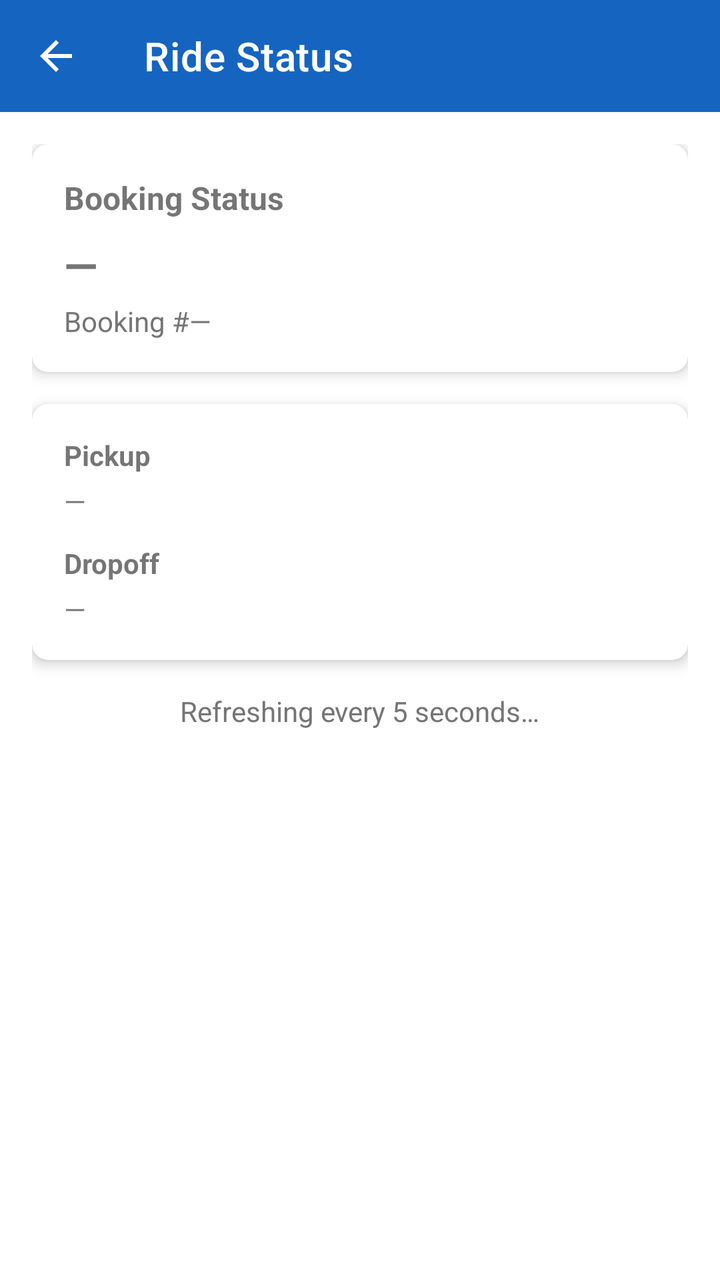
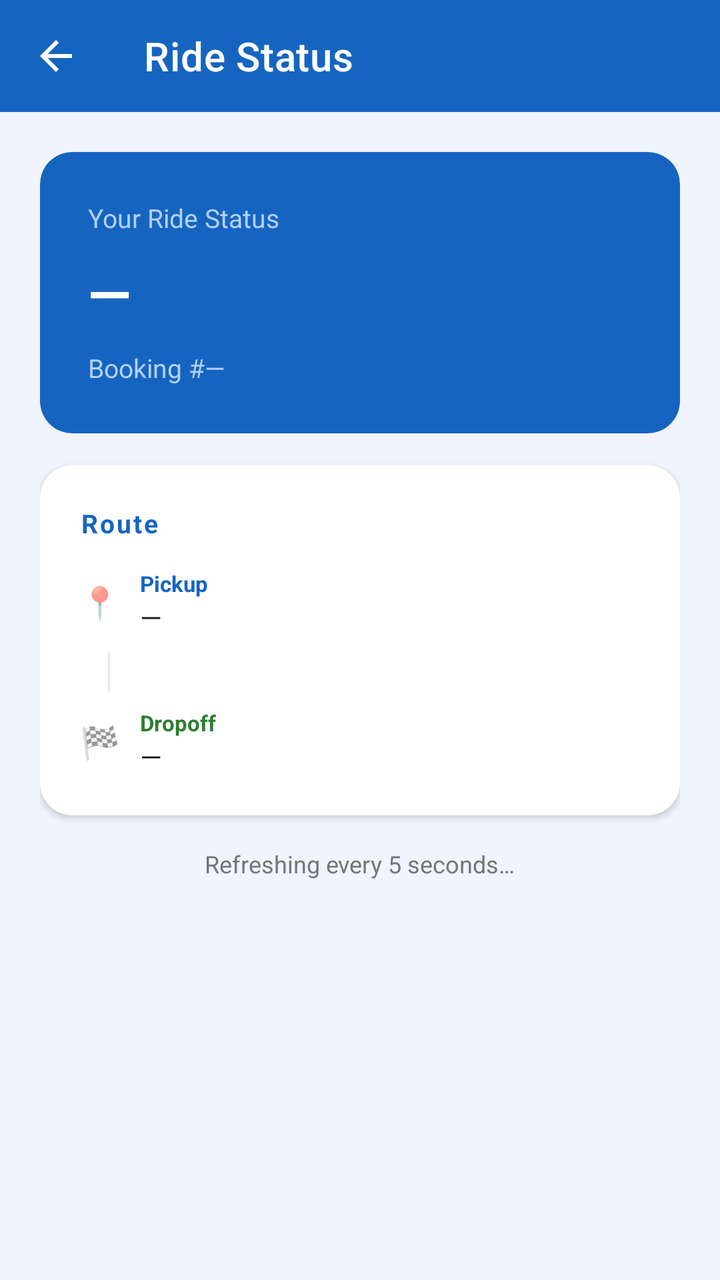

Two renders of the same Android screen: before a commit and after it. Below are the layout's source before the change and the commit's diff.
<!-- AndroidManifest.xml: application theme Theme.MBPTODABookingApp -->
<!-- res/layout/activity_ride_status.xml -->
<?xml version="1.0" encoding="utf-8"?>
<LinearLayout xmlns:android="http://schemas.android.com/apk/res/android"
    xmlns:app="http://schemas.android.com/apk/res-auto"
    android:layout_width="match_parent"
    android:layout_height="match_parent"
    android:orientation="vertical">

    <com.google.android.material.appbar.MaterialToolbar
        android:id="@+id/toolbar"
        android:layout_width="match_parent"
        android:layout_height="?attr/actionBarSize"
        android:background="@color/colorPrimary"
        app:navigationIcon="@drawable/ic_back"
        app:title="@string/ride_status"
        app:titleTextColor="@color/white" />

    <ScrollView
        android:layout_width="match_parent"
        android:layout_height="match_parent">

        <LinearLayout
            android:layout_width="match_parent"
            android:layout_height="wrap_content"
            android:orientation="vertical"
            android:padding="16dp">

            <com.google.android.material.card.MaterialCardView
                android:layout_width="match_parent"
                android:layout_height="wrap_content"
                android:layout_marginBottom="16dp"
                app:cardElevation="4dp"
                app:cardCornerRadius="8dp">

                <LinearLayout
                    android:layout_width="match_parent"
                    android:layout_height="wrap_content"
                    android:orientation="vertical"
                    android:padding="16dp">

                    <TextView
                        android:layout_width="wrap_content"
                        android:layout_height="wrap_content"
                        android:text="Booking Status"
                        android:textSize="16sp"
                        android:textStyle="bold"
                        android:layout_marginBottom="8dp" />

                    <TextView
                        android:id="@+id/tvStatus"
                        android:layout_width="wrap_content"
                        android:layout_height="wrap_content"
                        android:textSize="22sp"
                        android:textStyle="bold"
                        android:text="—" />

                    <TextView
                        android:id="@+id/tvBookingId"
                        android:layout_width="wrap_content"
                        android:layout_height="wrap_content"
                        android:textColor="@color/grey"
                        android:layout_marginTop="4dp"
                        android:text="Booking #—" />
                </LinearLayout>
            </com.google.android.material.card.MaterialCardView>

            <com.google.android.material.card.MaterialCardView
                android:layout_width="match_parent"
                android:layout_height="wrap_content"
                android:layout_marginBottom="16dp"
                app:cardElevation="4dp"
                app:cardCornerRadius="8dp">

                <LinearLayout
                    android:layout_width="match_parent"
                    android:layout_height="wrap_content"
                    android:orientation="vertical"
                    android:padding="16dp">

                    <TextView
                        android:layout_width="wrap_content"
                        android:layout_height="wrap_content"
                        android:text="Pickup"
                        android:textStyle="bold"
                        android:layout_marginBottom="4dp" />
                    <TextView
                        android:id="@+id/tvPickup"
                        android:layout_width="wrap_content"
                        android:layout_height="wrap_content"
                        android:layout_marginBottom="12dp"
                        android:text="—" />

                    <TextView
                        android:layout_width="wrap_content"
                        android:layout_height="wrap_content"
                        android:text="Dropoff"
                        android:textStyle="bold"
                        android:layout_marginBottom="4dp" />
                    <TextView
                        android:id="@+id/tvDropoff"
                        android:layout_width="wrap_content"
                        android:layout_height="wrap_content"
                        android:text="—" />
                </LinearLayout>
            </com.google.android.material.card.MaterialCardView>

            <ProgressBar
                android:id="@+id/progressBar"
                android:layout_width="wrap_content"
                android:layout_height="wrap_content"
                android:layout_gravity="center"
                android:visibility="gone" />

            <TextView
                android:id="@+id/tvPolling"
                android:layout_width="wrap_content"
                android:layout_height="wrap_content"
                android:layout_gravity="center"
                android:textColor="@color/grey"
                android:text="Refreshing every 5 seconds…" />

        </LinearLayout>
    </ScrollView>
</LinearLayout>
<!-- resources referenced by this layout -->
<resources>
  <color name="colorPrimary">#1565C0</color>
  <color name="grey">#757575</color>
  <color name="white">#FFFFFF</color>
  <!-- drawable ic_back (drawable) -->
  <vector xmlns:android="http://schemas.android.com/apk/res/android"
      android:width="24dp"
      android:height="24dp"
      android:viewportWidth="24"
      android:viewportHeight="24"
      android:tint="@color/white">
    <path
        android:fillColor="@android:color/white"
        android:pathData="M20,11H7.83l5.59,-5.59L12,4l-8,8 8,8 1.41,-1.41L7.83,13H20v-2z"/>
  </vector>
  <string name="ride_status">Ride Status</string>
  <style name="Theme.MBPTODABookingApp" parent="Theme.MaterialComponents.DayNight.NoActionBar">
          <item name="colorPrimary">@color/colorPrimary</item>
          <item name="colorPrimaryVariant">@color/colorPrimaryDark</item>
          <item name="colorOnPrimary">@color/white</item>
          <item name="colorSecondary">@color/colorAccent</item>
          <item name="colorOnSecondary">@color/white</item>
          <item name="android:statusBarColor">@color/colorPrimaryDark</item>
      </style>
  <color name="colorPrimaryDark">#003c8f</color>
  <color name="colorAccent">#FF8F00</color>
</resources>

<!-- the commit's change to res/layout/activity_ride_status.xml (unified diff, before → after) -->
@@ -16,98 +16,178 @@
 
     <ScrollView
         android:layout_width="match_parent"
-        android:layout_height="match_parent">
+        android:layout_height="match_parent"
+        android:background="@color/colorBackground">
 
         <LinearLayout
             android:layout_width="match_parent"
             android:layout_height="wrap_content"
             android:orientation="vertical"
-            android:padding="16dp">
-
+            android:padding="20dp">
+
+            
             <com.google.android.material.card.MaterialCardView
                 android:layout_width="match_parent"
                 android:layout_height="wrap_content"
                 android:layout_marginBottom="16dp"
-                app:cardElevation="4dp"
-                app:cardCornerRadius="8dp">
+                app:cardBackgroundColor="@color/colorPrimary"
+                app:cardCornerRadius="16dp"
+                app:cardElevation="0dp">
 
                 <LinearLayout
                     android:layout_width="match_parent"
                     android:layout_height="wrap_content"
                     android:orientation="vertical"
-                    android:padding="16dp">
-
-                    <TextView
-                        android:layout_width="wrap_content"
-                        android:layout_height="wrap_content"
-                        android:text="Booking Status"
-                        android:textSize="16sp"
+                    android:padding="24dp">
+
+                    <TextView
+                        android:layout_width="wrap_content"
+                        android:layout_height="wrap_content"
+                        android:text="Your Ride Status"
+                        android:textColor="#B3CFFF"
+                        android:textSize="13sp"
+                        android:layout_marginBottom="10dp" />
+
+                    <TextView
+                        android:id="@+id/tvStatus"
+                        android:layout_width="wrap_content"
+                        android:layout_height="wrap_content"
+                        android:text="—"
+                        android:textColor="@color/white"
+                        android:textSize="28sp"
                         android:textStyle="bold"
-                        android:layout_marginBottom="8dp" />
-
-                    <TextView
-                        android:id="@+id/tvStatus"
-                        android:layout_width="wrap_content"
-                        android:layout_height="wrap_content"
-                        android:textSize="22sp"
-                        android:textStyle="bold"
-                        android:text="—" />
+                        android:layout_marginBottom="10dp" />
 
                     <TextView
                         android:id="@+id/tvBookingId"
                         android:layout_width="wrap_content"
                         android:layout_height="wrap_content"
-                        android:textColor="@color/grey"
-                        android:layout_marginTop="4dp"
-                        android:text="Booking #—" />
+                        android:text="Booking #—"
+                        android:textColor="#B3CFFF"
+                        android:textSize="13sp" />
+
                 </LinearLayout>
             </com.google.android.material.card.MaterialCardView>
 
+            
             <com.google.android.material.card.MaterialCardView
                 android:layout_width="match_parent"
                 android:layout_height="wrap_content"
                 android:layout_marginBottom="16dp"
-                app:cardElevation="4dp"
-                app:cardCornerRadius="8dp">
+                app:cardCornerRadius="16dp"
+                app:cardElevation="2dp">
 
                 <LinearLayout
                     android:layout_width="match_parent"
                     android:layout_height="wrap_content"
                     android:orientation="vertical"
-                    android:padding="16dp">
-
-                    <TextView
-                        android:layout_width="wrap_content"
-                        android:layout_height="wrap_content"
-                        android:text="Pickup"
+                    android:padding="20dp">
+
+                    <TextView
+                        android:layout_width="wrap_content"
+                        android:layout_height="wrap_content"
+                        android:text="Route"
+                        android:textColor="@color/colorPrimary"
+                        android:textSize="13sp"
                         android:textStyle="bold"
-                        android:layout_marginBottom="4dp" />
-                    <TextView
-                        android:id="@+id/tvPickup"
-                        android:layout_width="wrap_content"
-                        android:layout_height="wrap_content"
-                        android:layout_marginBottom="12dp"
-                        android:text="—" />
-
-                    <TextView
-                        android:layout_width="wrap_content"
-                        android:layout_height="wrap_content"
-                        android:text="Dropoff"
-                        android:textStyle="bold"
-                        android:layout_marginBottom="4dp" />
-                    <TextView
-                        android:id="@+id/tvDropoff"
-                        android:layout_width="wrap_content"
-                        android:layout_height="wrap_content"
-                        android:text="—" />
+                        android:letterSpacing="0.08"
+                        android:layout_marginBottom="14dp" />
+
+                    
+                    <LinearLayout
+                        android:layout_width="match_parent"
+                        android:layout_height="wrap_content"
+                        android:gravity="center_vertical"
+                        android:orientation="horizontal"
+                        android:layout_marginBottom="8dp">
+
+                        <TextView
+                            android:layout_width="wrap_content"
+                            android:layout_height="wrap_content"
+                            android:text="📍"
+                            android:textSize="16sp"
+                            android:layout_marginEnd="10dp" />
+
+                        <LinearLayout
+                            android:layout_width="0dp"
+                            android:layout_height="wrap_content"
+                            android:layout_weight="1"
+                            android:orientation="vertical">
+
+                            <TextView
+                                android:layout_width="wrap_content"
+                                android:layout_height="wrap_content"
+                                android:text="Pickup"
+                                android:textColor="@color/colorPrimary"
+                                android:textSize="11sp"
+                                android:textStyle="bold" />
+
+                            <TextView
+                                android:id="@+id/tvPickup"
+                                android:layout_width="wrap_content"
+                                android:layout_height="wrap_content"
+                                android:text="—"
+                                android:textColor="@color/black"
+                                android:textSize="14sp" />
+                        </LinearLayout>
+                    </LinearLayout>
+
+                    
+                    <View
+                        android:layout_width="1dp"
+                        android:layout_height="20dp"
+                        android:layout_marginStart="14dp"
+                        android:layout_marginBottom="8dp"
+                        android:background="@color/colorDivider" />
+
+                    
+                    <LinearLayout
+                        android:layout_width="match_parent"
+                        android:layout_height="wrap_content"
+                        android:gravity="center_vertical"
+                        android:orientation="horizontal">
+
+                        <TextView
+                            android:layout_width="wrap_content"
+                            android:layout_height="wrap_content"
+                            android:text="🏁"
+                            android:textSize="16sp"
+                            android:layout_marginEnd="10dp" />
+
+                        <LinearLayout
+                            android:layout_width="0dp"
+                            android:layout_height="wrap_content"
+                            android:layout_weight="1"
+                            android:orientation="vertical">
+
+                            <TextView
+                                android:layout_width="wrap_content"
+                                android:layout_height="wrap_content"
+                                android:text="Dropoff"
+                                android:textColor="@color/statusCompleted"
+                                android:textSize="11sp"
+                                android:textStyle="bold" />
+
+                            <TextView
+                                android:id="@+id/tvDropoff"
+                                android:layout_width="wrap_content"
+                                android:layout_height="wrap_content"
+                                android:text="—"
+                                android:textColor="@color/black"
+                                android:textSize="14sp" />
+                        </LinearLayout>
+                    </LinearLayout>
+
                 </LinearLayout>
             </com.google.android.material.card.MaterialCardView>
 
+            
             <ProgressBar
                 android:id="@+id/progressBar"
                 android:layout_width="wrap_content"
                 android:layout_height="wrap_content"
                 android:layout_gravity="center"
+                android:layout_marginBottom="8dp"
                 android:visibility="gone" />
 
             <TextView
@@ -115,8 +195,10 @@
                 android:layout_width="wrap_content"
                 android:layout_height="wrap_content"
                 android:layout_gravity="center"
-                android:textColor="@color/grey"
-                android:text="Refreshing every 5 seconds…" />
+                android:drawablePadding="6dp"
+                android:text="Refreshing every 5 seconds…"
+                android:textColor="@color/grey_text"
+                android:textSize="12sp" />
 
         </LinearLayout>
     </ScrollView>
<!-- resource entries referenced after the edit -->
@@ -1,7 +1,11 @@
 <!-- resources referenced by this layout -->
 <resources>
+  <color name="black">#1A1C1E</color>
+  <color name="colorBackground">#F0F4FF</color>
+  <color name="colorDivider">#E2E8F4</color>
   <color name="colorPrimary">#1565C0</color>
-  <color name="grey">#757575</color>
+  <color name="grey_text">#757575</color>
+  <color name="statusCompleted">#2E7D32</color>
   <color name="white">#FFFFFF</color>
   <!-- drawable ic_back (drawable) -->
   <vector xmlns:android="http://schemas.android.com/apk/res/android"
@@ -22,8 +26,28 @@
           <item name="colorSecondary">@color/colorAccent</item>
           <item name="colorOnSecondary">@color/white</item>
           <item name="android:statusBarColor">@color/colorPrimaryDark</item>
+          
+          <item name="materialButtonStyle">@style/Widget.App.Button</item>
+          <item name="materialButtonOutlinedStyle">@style/Widget.App.Button.Outlined</item>
+          
+          <item name="shapeAppearanceMediumComponent">@style/ShapeAppearance.App.MediumComponent</item>
       </style>
   <color name="colorPrimaryDark">#003c8f</color>
   <color name="colorAccent">#FF8F00</color>
+  <style name="Widget.App.Button" parent="Widget.MaterialComponents.Button">
+          <item name="cornerRadius">24dp</item>
+          <item name="android:paddingTop">4dp</item>
+          <item name="android:paddingBottom">4dp</item>
+          <item name="android:minHeight">48dp</item>
+      </style>
+  <style name="Widget.App.Button.Outlined" parent="Widget.MaterialComponents.Button.OutlinedButton">
+          <item name="cornerRadius">24dp</item>
+          <item name="android:paddingTop">4dp</item>
+          <item name="android:paddingBottom">4dp</item>
+          <item name="android:minHeight">48dp</item>
+      </style>
+  <style name="ShapeAppearance.App.MediumComponent" parent="ShapeAppearance.MaterialComponents.MediumComponent">
+          <item name="cornerSize">12dp</item>
+      </style>
 </resources>
 
